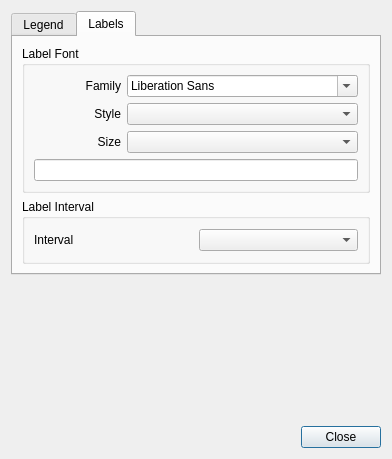
First picture: the form in sconcho/gui/ui/preferencesDialog.ui, repository haskelladdict/sconcho, before the edit.
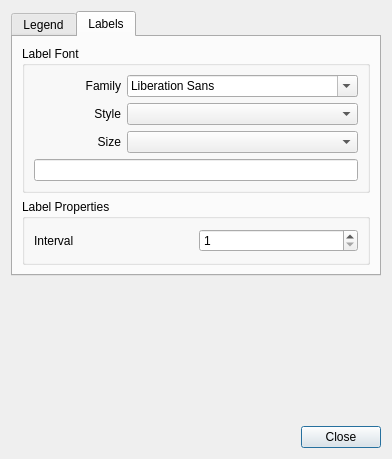
Second picture: the form after the edit. The open tabs and pages were chosen to show the change.

Commit message: Add ability to change label intervals.

The edit to the form file:
```diff
--- a/sconcho/gui/ui/preferencesDialog.ui
+++ b/sconcho/gui/ui/preferencesDialog.ui
@@ -157,7 +157,7 @@
        <item>
         <widget class="QGroupBox" name="groupBox_3">
          <property name="title">
-          <string>Label Interval</string>
+          <string>Label Properties</string>
          </property>
          <layout class="QHBoxLayout" name="horizontalLayout_4">
           <item>
@@ -170,7 +170,14 @@
              </widget>
             </item>
             <item>
-             <widget class="QComboBox" name="comboBox"/>
+             <widget class="QSpinBox" name="labelIntervalSpinner">
+              <property name="minimum">
+               <number>1</number>
+              </property>
+              <property name="maximum">
+               <number>10</number>
+              </property>
+             </widget>
             </item>
            </layout>
           </item>
```
Left out of the diff: 2 changed lines with no effect on the pictures. The commit also changes 13 other files.
